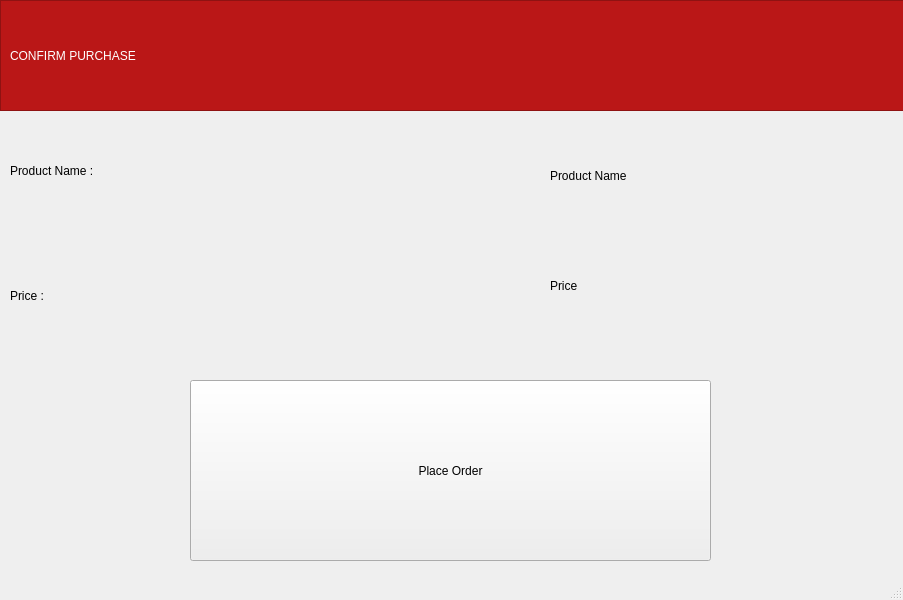
CodingBoyBlah/Compooter-Projekt, file gui_testing_modified/buyConfirmWindow.ui: the form before one commit.
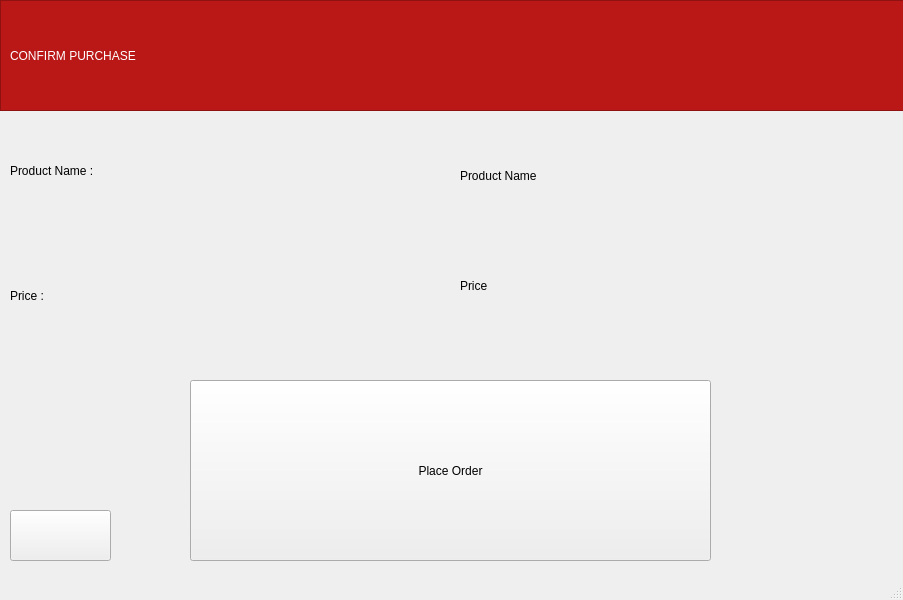
The form after the commit. Icons and pictures are not drawn.

Commit message: made buy window display name of product and cost of the product

What changed in the file:
```diff
--- a/gui_testing_modified/buyConfirmWindow.ui
+++ b/gui_testing_modified/buyConfirmWindow.ui
@@ -71,9 +71,9 @@
    <widget class="QLabel" name="inputProdName">
     <property name="geometry">
      <rect>
-      <x>550</x>
+      <x>460</x>
       <y>120</y>
-      <width>351</width>
+      <width>431</width>
       <height>111</height>
      </rect>
     </property>
@@ -106,9 +106,9 @@
    <widget class="QLabel" name="label_5">
     <property name="geometry">
      <rect>
-      <x>550</x>
+      <x>460</x>
       <y>220</y>
-      <width>351</width>
+      <width>431</width>
       <height>131</height>
      </rect>
     </property>
@@ -138,6 +138,26 @@
      <string>Place Order</string>
     </property>
    </widget>
+   <widget class="QPushButton" name="backButton">
+    <property name="geometry">
+     <rect>
+      <x>10</x>
+      <y>510</y>
+      <width>101</width>
+      <height>51</height>
+     </rect>
+    </property>
+    <property name="styleSheet">
+     <string notr="true"/>
+    </property>
+    <property name="text">
+     <string/>
+    </property>
+    <property name="icon">
+     <iconset>
+      <normaloff>../../../../../Downloads/back-undo-return-button-png-5.png</normaloff>../../../../../Downloads/back-undo-return-button-png-5.png</iconset>
+    </property>
+   </widget>
   </widget>
   <widget class="QMenuBar" name="menubar">
    <property name="geometry">
```
Left out of the diff: 2 changed lines with no effect on the pictures. The commit also changes 4 other files.
